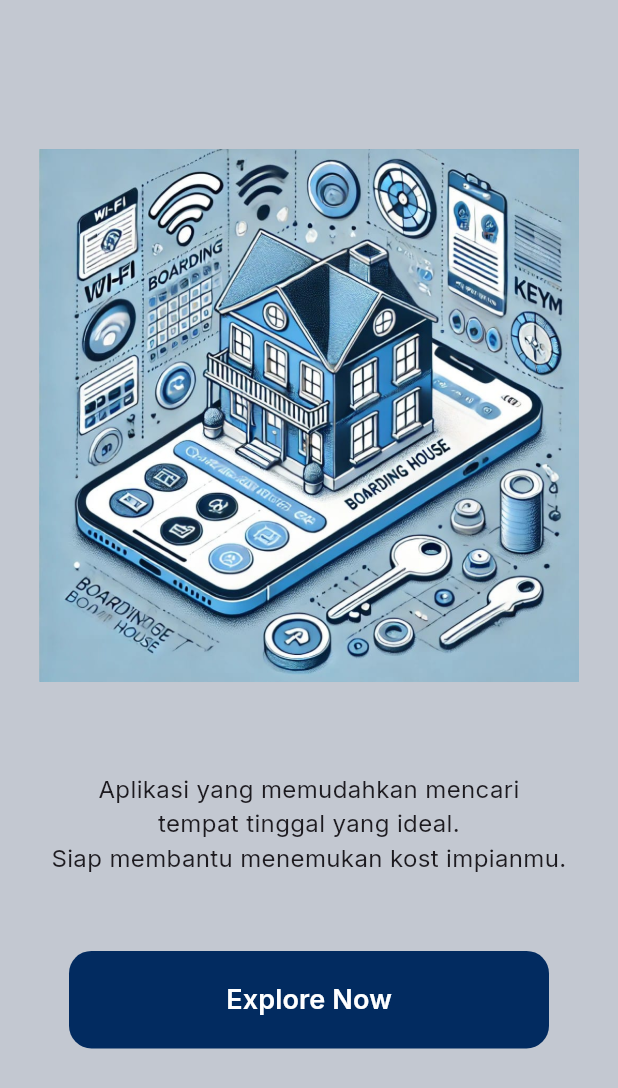
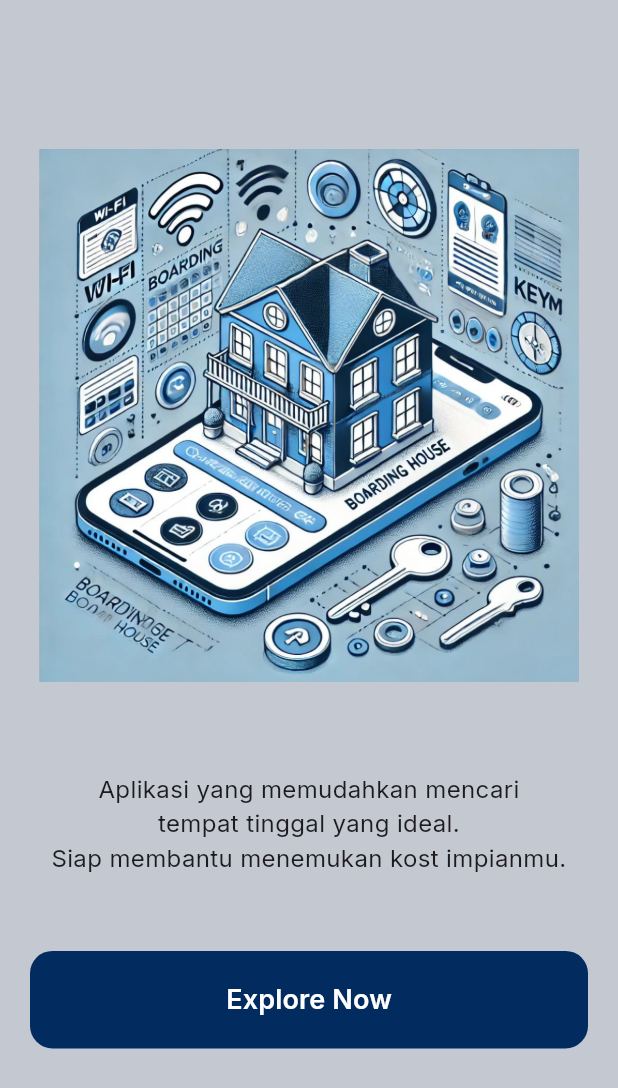
Before and after one commit to tiayayayaya/app_pertama, a Flutter app: the screen it shows after launch, on a phone screen of 412 x 824 dp. Shown: the top 1088 px of the screen. Run offline on Flutter 3.47's test engine with Material 3 defaults, Android fonts, the phone set to English and light mode, and no system bars; our stand-ins replace carousel_slider, cloud_firestore, firebase_auth, firebase_core, firebase_messaging, flutter_local_notifications and 5 more; accounts and stored records are empty.

Commit message:
"Ini file yang diganti yaa."

```diff
--- a/lib/home.dart
+++ b/lib/home.dart
@@ -10,19 +10,18 @@ class HomePage extends StatelessWidget {
     return Scaffold(
       backgroundColor: Color(0xFFC3C8D1),
       body: SafeArea(
+        child: SingleChildScrollView( // 👈 Wrap the content with scrollable view
           child: Center(
+            child: Padding(
+              padding: const EdgeInsets.symmetric(horizontal: 20),
               child: Column(
                 children: [
-            Padding(
-              padding: const EdgeInsets.only(top: 99),
-              child: Container(
+                  SizedBox(height: 99),
+                  Container(
                     width: 360,
-                child: Image.asset("images/gambar1.png"), //gambar
+                    child: Image.asset("images/gambar1.png"),
                   ),
-            ),
-            SizedBox(
-              height: 60, //jarak
-            ),
+                  SizedBox(height: 60),
                   Text(
                     "Aplikasi yang memudahkan mencari\ntempat tinggal yang ideal.\nSiap membantu menemukan kost impianmu.",
                     style: GoogleFonts.inter(
@@ -31,19 +30,15 @@ class HomePage extends StatelessWidget {
                     ),
                     textAlign: TextAlign.center,
                   ),
-            SizedBox(
-              height: 50,
-            ),
+                  SizedBox(height: 50),
                   Container(
-              width: 320,
+                    width: double.infinity,
                     height: 65,
                     decoration: BoxDecoration(
                       borderRadius: BorderRadius.circular(15),
                       color: Color(0xFF022B60),
                     ),
-              // tombol
                     child: TextButton(
-                //tombol
                       onPressed: () {
                         Navigator.push(
                           context,
@@ -57,16 +52,18 @@ class HomePage extends StatelessWidget {
                         style: GoogleFonts.inter(
                           fontSize: 18,
                           fontWeight: FontWeight.w600,
-                    color: Color(
-                      0xFFFFFFFF,
+                          color: Color(0xFFFFFFFF),
+                        ),
+                      ),
+                    ),
+                  ),
+                  SizedBox(height: 20), // Optional spacing at bottom
+                ],
               ),
             ),
           ),
         ),
       ),
-          ],
-        ),
-      )),
     );
   }
 }
```
Also changed, not shown: 1 other file. Lines whose indentation alone changed are shown as unchanged.
